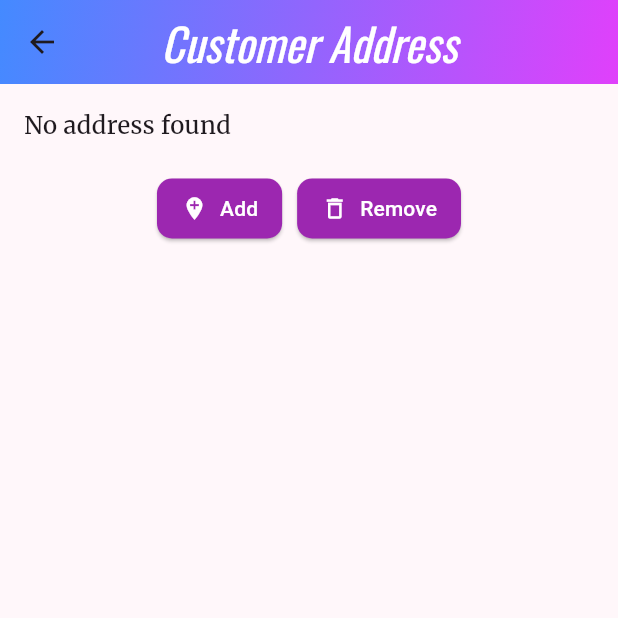
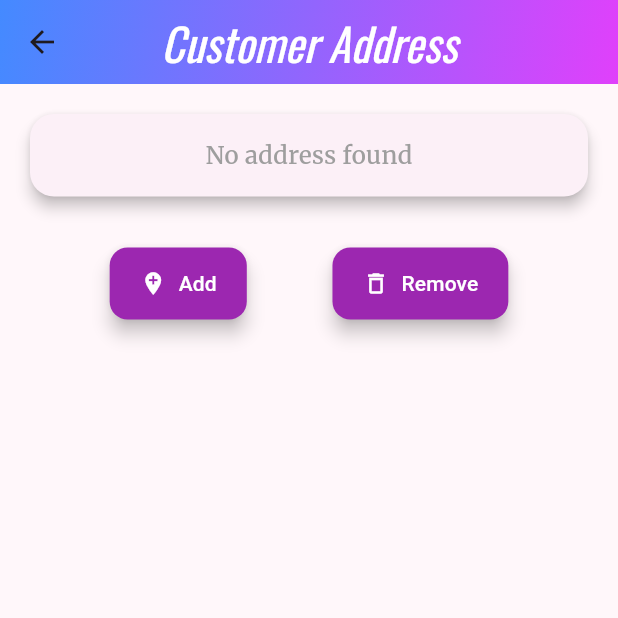
Before and after one commit to rhtmahour/go90Stores, a Flutter app: the CustomerAddressPage screen opened directly, on a phone screen of 412 x 824 dp, the top half of it. Run offline on Flutter 3.47's test engine with Material 3 defaults, Android fonts, the phone set to English and light mode, and no system bars; our stand-ins replace badges, carousel_slider, cloud_firestore, csv, dio, dots_indicator and 13 more; missing offline and left inert: flutter_stripe; accounts and stored records are empty; network calls fail.

Commit message:
code on date 28-05-2025

```diff
--- a/lib/customeraddress.dart
+++ b/lib/customeraddress.dart
@@ -55,39 +55,67 @@ class _CustomerAddressPageState extends State<CustomerAddressPage> {
           ),
         ),
       ),
-      body: Padding(
+      body: SingleChildScrollView(
         padding: const EdgeInsets.all(16.0),
         child: Column(
+          crossAxisAlignment: CrossAxisAlignment.stretch,
+          children: [
+            Card(
+              elevation: 4,
+              shape: RoundedRectangleBorder(
+                borderRadius: BorderRadius.circular(16),
+              ),
+              child: Padding(
+                padding: const EdgeInsets.all(16.0),
+                child: addressData != null
+                    ? Column(
                         crossAxisAlignment: CrossAxisAlignment.start,
                         children: [
-            addressData != null
-                ? Center(
-                    child: Column(
-                      crossAxisAlignment: CrossAxisAlignment.start,
-                      children: [
+                          Row(
+                            children: const [
+                              Icon(Icons.location_on, color: Colors.purple),
+                              SizedBox(width: 8),
+                              Text(
+                                'Saved Address',
+                                style: TextStyle(
+                                  fontSize: 18,
+                                  fontWeight: FontWeight.bold,
+                                ),
+                              ),
+                            ],
+                          ),
+                          const SizedBox(height: 10),
                           Text("Address: ${addressData!['address'] ?? ''}"),
+                          Text("Locality: ${addressData!['locality'] ?? ''}"),
                           Text("City: ${addressData!['city'] ?? ''}"),
-                        Text("Locality: ${addressData!['locality'] ?? ''}"),
                           Text("Pincode: ${addressData!['pincode'] ?? ''}"),
                           Text("State: ${addressData!['state'] ?? ''}"),
                           Text("Type: ${addressData!['addressType'] ?? ''}"),
                         ],
+                      )
+                    : const Center(
+                        child: Text(
+                          "No address found",
+                          style: TextStyle(
+                            fontSize: 16,
+                            fontWeight: FontWeight.w500,
+                            color: Colors.grey,
                           ),
-                  )
-                : const Text(
-                    "No address found",
-                    style: TextStyle(fontSize: 16, fontWeight: FontWeight.w500),
                         ),
-            const SizedBox(height: 20),
+                      ),
+              ),
+            ),
+            const SizedBox(height: 30),
             Row(
-              mainAxisAlignment: MainAxisAlignment.center,
+              mainAxisAlignment: MainAxisAlignment.spaceEvenly,
               children: [
                 ElevatedButton.icon(
                   onPressed: () {
                     Navigator.push(
                       context,
                       MaterialPageRoute(
-                          builder: (context) => EditAddressPage()),
+                        builder: (context) => EditAddressPage(),
+                      ),
                     ).then((_) => fetchAddress());
                   },
                   icon: const Icon(Icons.add_location, color: Colors.white),
@@ -96,13 +124,13 @@ class _CustomerAddressPageState extends State<CustomerAddressPage> {
                   style: ElevatedButton.styleFrom(
                     backgroundColor: Colors.purple,
                     padding: const EdgeInsets.symmetric(
-                        horizontal: 16, vertical: 10),
+                        horizontal: 20, vertical: 14),
                     shape: RoundedRectangleBorder(
-                      borderRadius: BorderRadius.circular(10),
+                      borderRadius: BorderRadius.circular(12),
+                    ),
+                    elevation: 5,
                   ),
                 ),
-                ),
-                const SizedBox(width: 10),
                 ElevatedButton.icon(
                   onPressed: addressData != null
                       ? () async {
@@ -116,7 +144,7 @@ class _CustomerAddressPageState extends State<CustomerAddressPage> {
                             ScaffoldMessenger.of(context).showSnackBar(
                               const SnackBar(
                                 content: Text("Address removed successfully"),
-                                backgroundColor: Colors.green,
+                                backgroundColor: Colors.red,
                               ),
                             );
                           }
@@ -129,23 +157,21 @@ class _CustomerAddressPageState extends State<CustomerAddressPage> {
                             ),
                           );
                         },
-                  icon: const Icon(
-                    Icons.delete_outline,
-                    color: Colors.white,
-                  ),
+                  icon: const Icon(Icons.delete_outline, color: Colors.white),
                   label: const Text("Remove",
                       style: TextStyle(color: Colors.white)),
                   style: ElevatedButton.styleFrom(
                     backgroundColor: Colors.purple,
                     padding: const EdgeInsets.symmetric(
-                        horizontal: 16, vertical: 10),
+                        horizontal: 20, vertical: 14),
                     shape: RoundedRectangleBorder(
-                      borderRadius: BorderRadius.circular(10),
+                      borderRadius: BorderRadius.circular(12),
                     ),
+                    elevation: 5,
                   ),
                 ),
               ],
-            )
+            ),
           ],
         ),
       ),
--- a/lib/customereditaddress.dart
+++ b/lib/customereditaddress.dart
@@ -43,19 +43,13 @@ class _EditAddressPageState extends State<EditAddressPage> {
       "state": _stateController.text.trim(),
       "addressType": selectedAddressType,
       "isDefault": isDefaultAddress,
-      "timestamp": FieldValue.serverTimestamp(), // Optional for sorting
     };
 
-    await _firestore.collection('customers').doc(uid).set({
-      "addresses": FieldValue.arrayUnion([addressData])
-    }, SetOptions(merge: true));
-    ScaffoldMessenger.of(context).showSnackBar(
-      SnackBar(
-        content: Text("Address saved successfully!"),
-        backgroundColor: Colors.green,
-        duration: Duration(seconds: 2),
-      ),
+    await _firestore.collection('customers').doc(uid).set(
+      {"address": addressData},
+      SetOptions(merge: true),
     );
+
     Navigator.pop(context); // Go back after saving
   }
 
```
Lines whose indentation alone changed are shown as unchanged.
